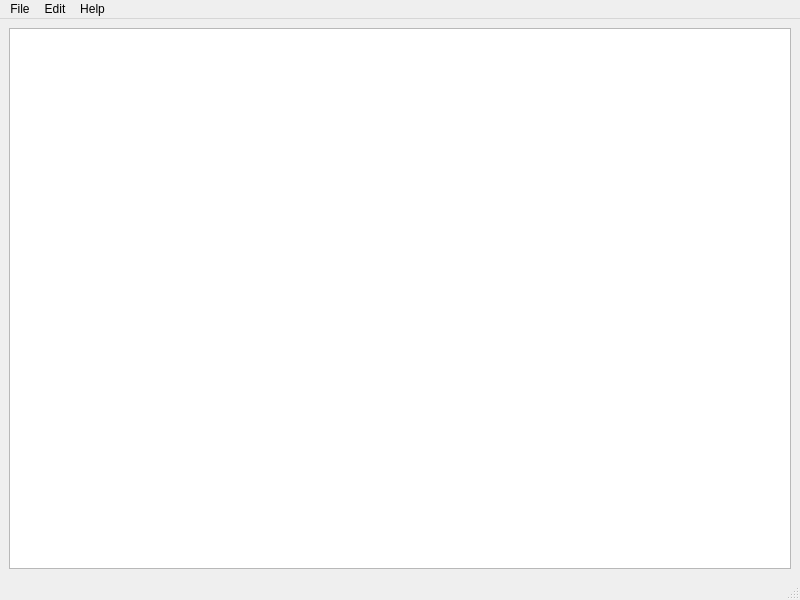
The window that DragonLog_MainWindow.ui (gitandy/DragonLog) describes before a commit, drawn with Qt 5.
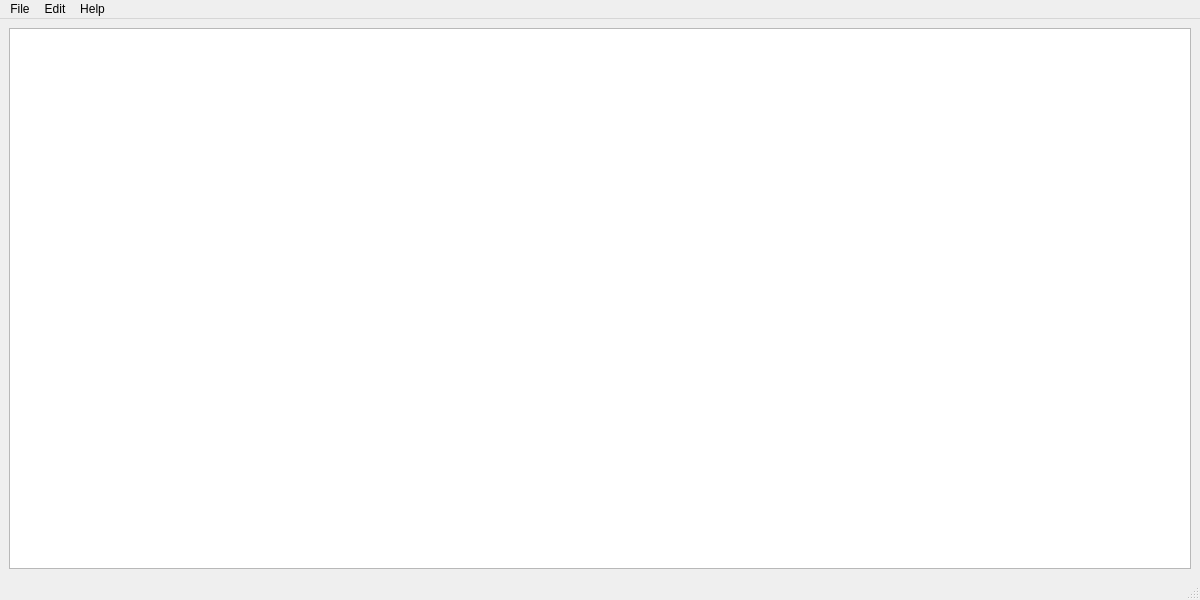
The same window after the commit. Icons and pictures are not drawn.

Patch:
```diff
--- a/DragonLog_MainWindow.ui
+++ b/DragonLog_MainWindow.ui
@@ -6,7 +6,7 @@
    <rect>
     <x>0</x>
     <y>0</y>
-    <width>800</width>
+    <width>1200</width>
     <height>600</height>
    </rect>
   </property>
@@ -45,7 +45,7 @@
     <rect>
      <x>0</x>
      <y>0</y>
-     <width>800</width>
+     <width>1200</width>
      <height>22</height>
     </rect>
    </property>
```
Left out of the diff: 21 changed lines with no effect on the pictures.
